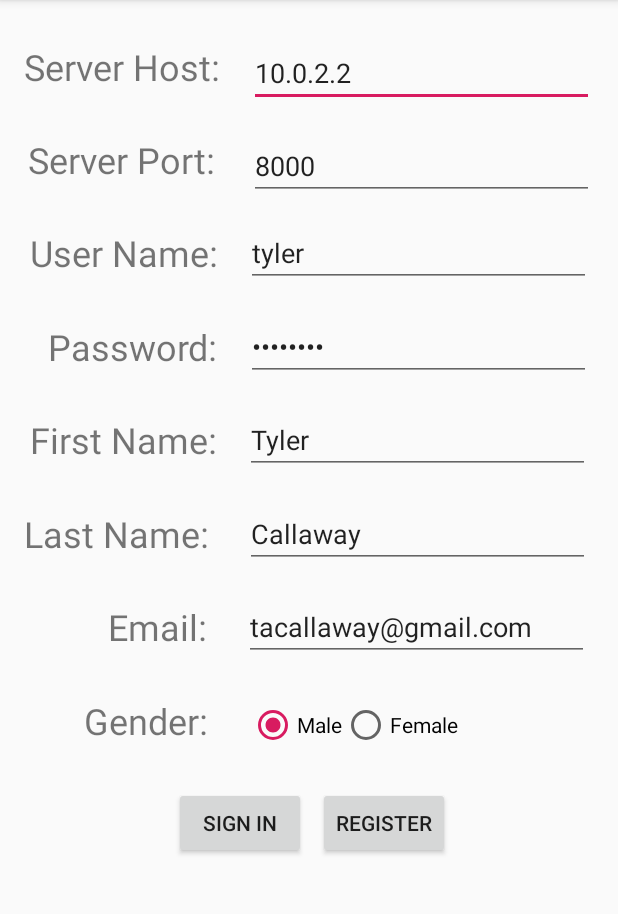
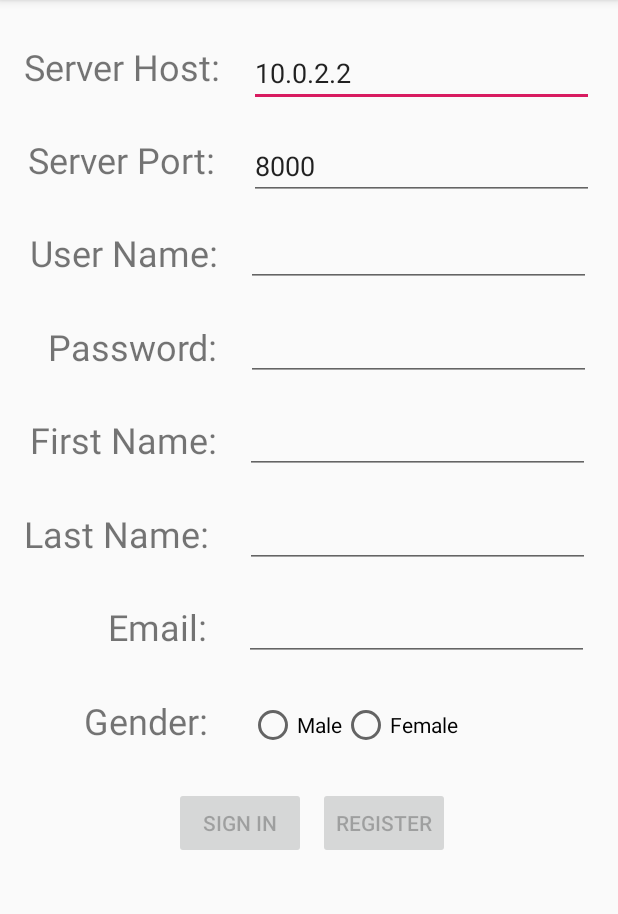
Before and after one commit to tacallaway/familymapclient, an Android app: the screen it shows after launch (MainActivity), on a phone screen of 412 x 824 dp, the part 84-998 px from its top. Run offline under Robolectric (Android 15) with nearby library versions, the phone set to English and light mode, and no system bars.

Commit message:
Add files via upload

```diff
--- a/app/src/main/java/com/example/familymapclient/LoginFragment.java
+++ b/app/src/main/java/com/example/familymapclient/LoginFragment.java
@@ -7,7 +7,6 @@ import android.os.Bundle;
 import android.support.v4.app.Fragment;
 import android.text.Editable;
 import android.text.TextWatcher;
-import android.view.KeyEvent;
 import android.view.LayoutInflater;
 import android.view.View;
 import android.view.ViewGroup;
@@ -38,7 +37,7 @@ import java.net.URL;
  * Use the {@link LoginFragment#newInstance} factory method to
  * create an instance of this fragment.
  */
-public class LoginFragment extends Fragment implements View.OnClickListener, TextWatcher {
+public class LoginFragment extends Fragment implements View.OnClickListener, TextWatcher, RadioGroup.OnCheckedChangeListener {
     private OnFragmentInteractionListener mListener;
     private View fragmentView;
 
@@ -71,9 +70,11 @@ public class LoginFragment extends Fragment implements View.OnClickListener, Tex
         this.fragmentView = v;
 
         Button b = v.findViewById(R.id.registerButton);
+        b.setEnabled(false);
         b.setOnClickListener(this);
 
         b = v.findViewById(R.id.signInButton);
+        b.setEnabled(false);
         b.setOnClickListener(this);
 
         // add text changed listeners to enable/disable buttons
@@ -97,6 +98,9 @@ public class LoginFragment extends Fragment implements View.OnClickListener, Tex
 
         textField = fragmentView.findViewById(R.id.email);
         textField.addTextChangedListener(this);
+
+        RadioGroup radioGroup = fragmentView.findViewById(R.id.gender);
+        radioGroup.setOnCheckedChangeListener(this);
 
         return v;
     }
@@ -202,8 +206,20 @@ public class LoginFragment extends Fragment implements View.OnClickListener, Tex
             registerEnabled = false;
         }
 
+        RadioGroup radioGroup = fragmentView.findViewById(R.id.gender);
+        int selectedId = radioGroup.getCheckedRadioButtonId();
+
+        if (selectedId == -1) {
+            registerEnabled = false;
+        }
+
         signInButton.setEnabled(signInEnabled);
         registerButton.setEnabled(registerEnabled);
+    }
+
+    @Override
+    public void onCheckedChanged(RadioGroup group, int checkedId) {
+        afterTextChanged(null);
     }
 
     void onSigninButtonClicked(View v) {
@@ -299,12 +315,12 @@ public class LoginFragment extends Fragment implements View.OnClickListener, Tex
             String lastName = ((TextView) view.findViewById(R.id.lastName)).getText().toString();
             String email = ((TextView) view.findViewById(R.id.email)).getText().toString();
 
-            RadioGroup radioGroup = (RadioGroup) view.findViewById(R.id.gender);
+            RadioGroup radioGroup = view.findViewById(R.id.gender);
             // get selected radio button from radioGroup
             int selectedId = radioGroup.getCheckedRadioButtonId();
 
             // find the radiobutton by returned id
-            RadioButton radioButton = (RadioButton) view.findViewById(selectedId);
+            RadioButton radioButton = view.findViewById(selectedId);
             String gender = radioButton.getText().toString().equals("Male") ? "m" : "f";
 
             try {
--- a/app/src/main/res/layout/fragment_login.xml
+++ b/app/src/main/res/layout/fragment_login.xml
@@ -83,7 +83,6 @@
         android:layout_marginRight="8dp"
         android:ems="10"
         android:inputType="textPersonName"
-        android:text="tyler"
         app:layout_constraintBottom_toBottomOf="@+id/textView17"
         app:layout_constraintEnd_toEndOf="parent"
         app:layout_constraintHorizontal_bias="0.523"
@@ -112,7 +111,6 @@
         android:layout_marginRight="8dp"
         android:ems="10"
         android:inputType="textPassword"
-        android:text="mysecret"
         app:layout_constraintBottom_toBottomOf="@+id/textView18"
         app:layout_constraintEnd_toEndOf="parent"
         app:layout_constraintStart_toEndOf="@+id/textView18"
@@ -140,7 +138,6 @@
         android:layout_marginRight="8dp"
         android:ems="10"
         android:inputType="textPersonName"
-        android:text="Tyler"
         app:layout_constraintBottom_toBottomOf="@+id/textView19"
         app:layout_constraintEnd_toEndOf="parent"
         app:layout_constraintStart_toEndOf="@+id/textView19"
@@ -168,7 +165,6 @@
         android:layout_marginRight="8dp"
         android:ems="10"
         android:inputType="textPersonName"
-        android:text="Callaway"
         app:layout_constraintBottom_toBottomOf="@+id/textView20"
         app:layout_constraintEnd_toEndOf="parent"
         app:layout_constraintHorizontal_bias="0.592"
@@ -197,7 +193,6 @@
         android:layout_marginRight="8dp"
         android:ems="10"
         android:inputType="textEmailAddress"
-        android:text="tacallaway@gmail.com"
         app:layout_constraintBottom_toBottomOf="@+id/textView21"
         app:layout_constraintEnd_toEndOf="parent"
         app:layout_constraintHorizontal_bias="0.607"
@@ -232,7 +227,7 @@
             android:id="@+id/maleButton"
             android:layout_width="wrap_content"
             android:layout_height="wrap_content"
-            android:checked="true"
+            android:checked="false"
             android:text="Male"
             tools:layout_editor_absoluteX="165dp"
             tools:layout_editor_absoluteY="514dp" />
```
